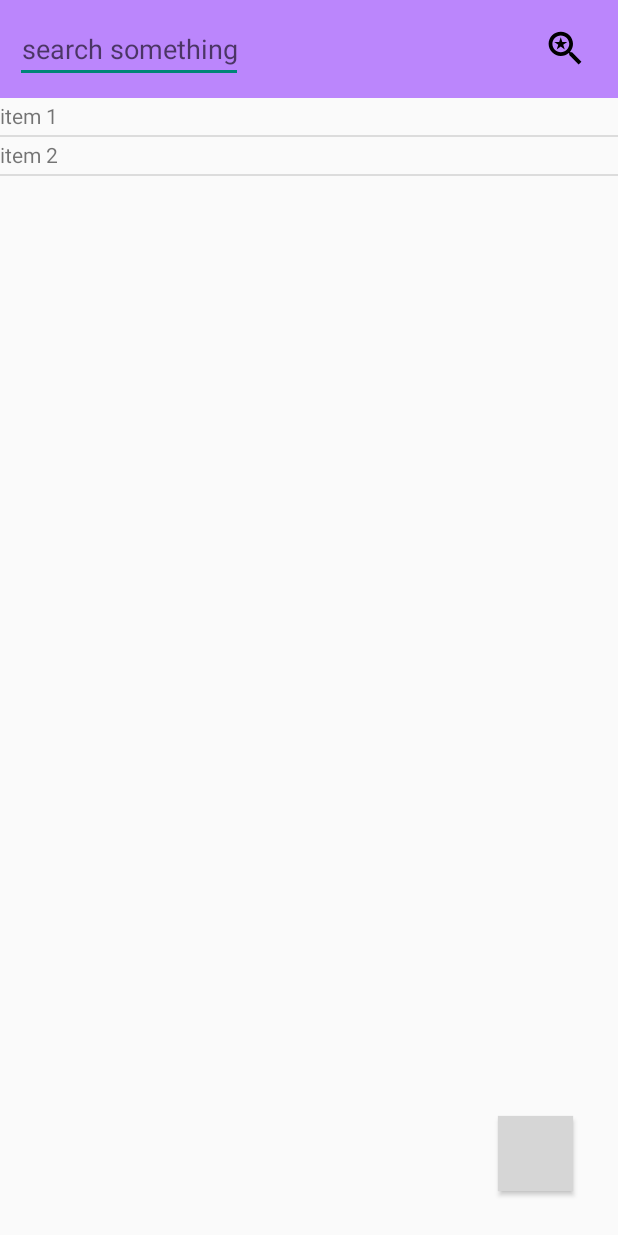
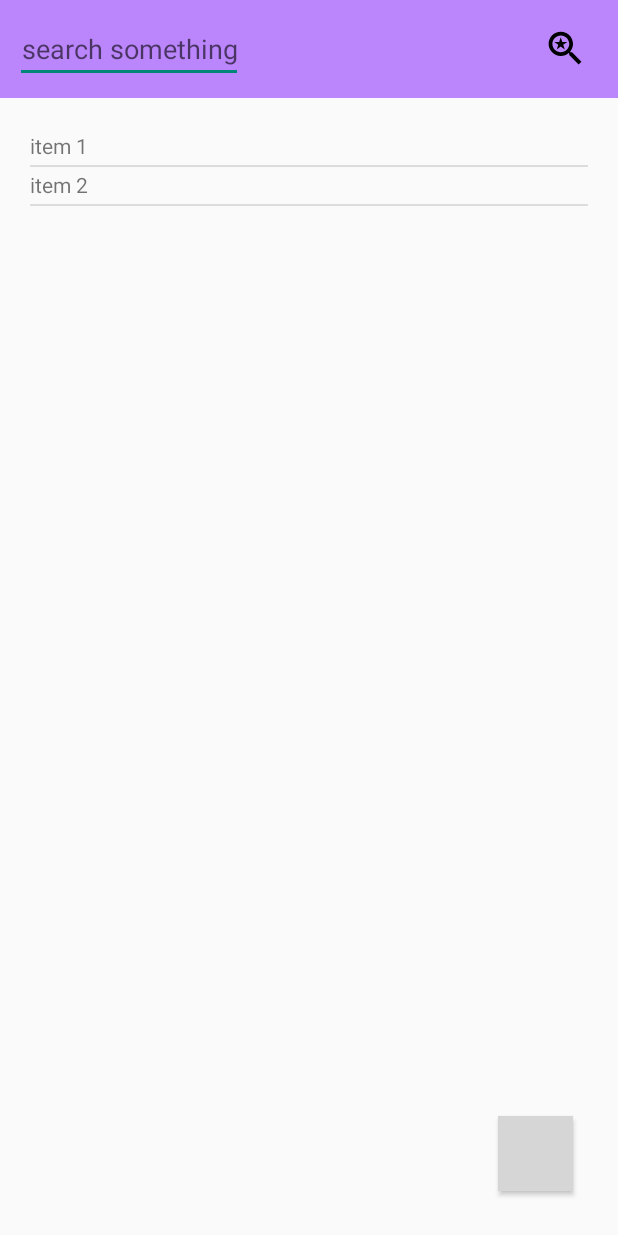
Before and after one commit to lvhieu1927/MagicNote_Project, an Android app: the todolist_mainMenu screen opened directly, with no data from a screen before it, on a phone screen of 412 x 824 dp. Run offline under Robolectric (Android 15) with nearby library versions, the light colour scheme and no system bars; grey boxes are pictures that could not be loaded.

Commit message:
updated somewhere

```diff
--- a/app/src/main/java/com/example/magicnote1/todolist_mainMenu.java
+++ b/app/src/main/java/com/example/magicnote1/todolist_mainMenu.java
@@ -7,6 +7,7 @@ import android.os.Bundle;
 import android.widget.ArrayAdapter;
 import android.widget.Button;
 import android.widget.ListView;
+import android.widget.TextView;
 
 import java.util.ArrayList;
 
@@ -30,6 +31,7 @@ public class todolist_mainMenu extends AppCompatActivity {
         list.setAdapter(adapter);
         items.add("item 1");
         items.add("item 2");
+
         if(items.isEmpty()){
 
         }
--- a/app/src/main/res/layout/activity_todolist_main_menu.xml
+++ b/app/src/main/res/layout/activity_todolist_main_menu.xml
@@ -41,6 +41,7 @@
             android:id="@+id/listView"
             android:layout_width="match_parent"
             android:layout_height="match_parent"
+            android:padding="20dp"
             />
 
         <Button
```
